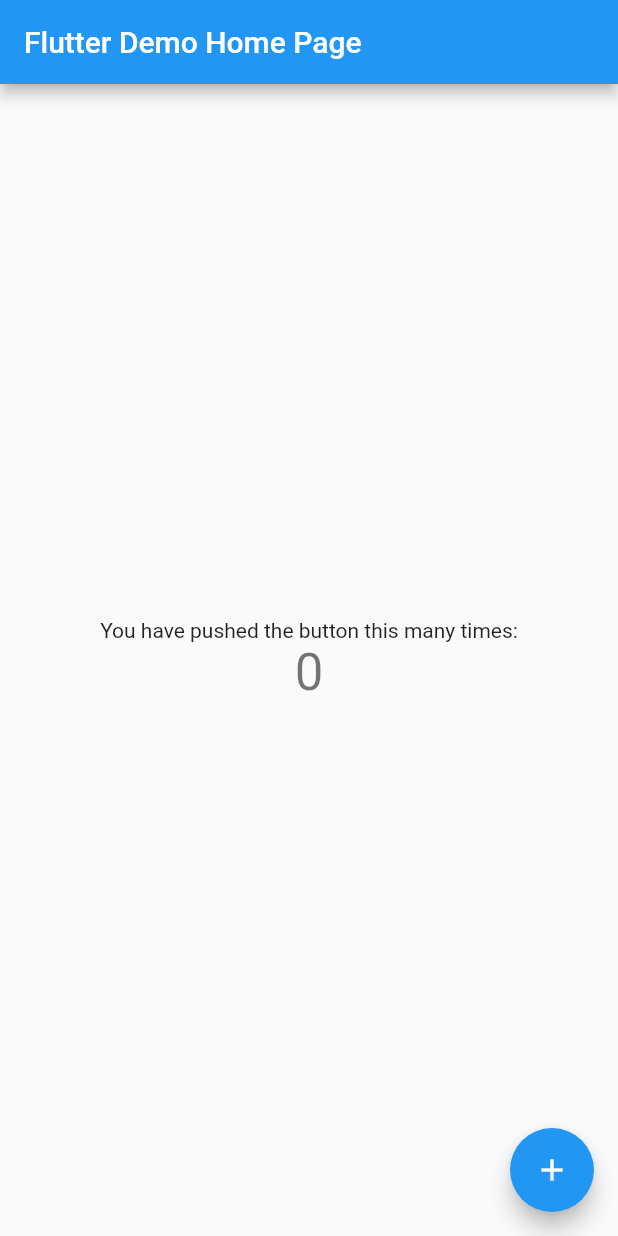
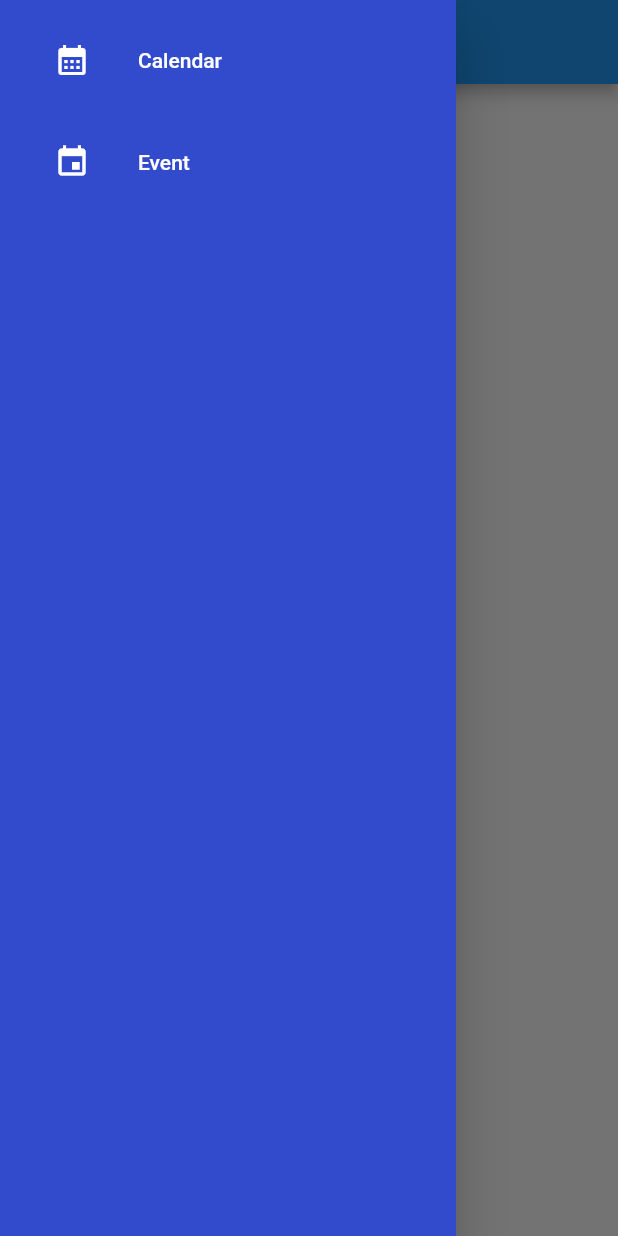
Before and after one commit to hsiaotingluv/demo_app, a Flutter app: the screen it shows after launch, with the side drawer open (before the commit the screen has no drawer), on a phone screen of 412 x 824 dp. Run offline on Flutter 3.47's test engine with Material 2 defaults, Android fonts, the phone set to English and light mode, and no system bars; our stand-ins replace syncfusion_flutter_calendar.

Commit message:
Add calendar and event

```diff
--- a/lib/main.dart
+++ b/lib/main.dart
@@ -1,4 +1,8 @@
+import 'package:demo_app/provider/event_provider.dart';
 import 'package:flutter/material.dart';
+import 'package:flutter/services.dart';
+import 'package:demo_app/widget/navigation_drawer_widget.dart';
+import 'package:provider/provider.dart';
 
 void main() {
   runApp(const MyApp());
@@ -9,37 +13,19 @@ class MyApp extends StatelessWidget {
 
   // This widget is the root of your application.
   @override
-  Widget build(BuildContext context) {
-    return MaterialApp(
-      title: 'Flutter Demo',
-      theme: ThemeData(
-        // This is the theme of your application.
-        //
-        // Try running your application with "flutter run". You'll see the
-        // application has a blue toolbar. Then, without quitting the app, try
-        // changing the primarySwatch below to Colors.green and then invoke
-        // "hot reload" (press "r" in the console where you ran "flutter run",
-        // or simply save your changes to "hot reload" in a Flutter IDE).
-        // Notice that the counter didn't reset back to zero; the application
-        // is not restarted.
-        primarySwatch: Colors.blue,
-      ),
-      home: const MyHomePage(title: 'Flutter Demo Home Page'),
-    );
-  }
+  Widget build(BuildContext context) => ChangeNotifierProvider(
+      create: (context) => EventProvider(),
+      child: MaterialApp(
+        title: 'Flutter Demo',
+        theme: ThemeData(
+          primarySwatch: Colors.blue,
+        ),
+        home: const MyHomePage(title: 'Flutter Demo Home Page'),
+      ));
 }
 
 class MyHomePage extends StatefulWidget {
   const MyHomePage({Key? key, required this.title}) : super(key: key);
-
-  // This widget is the home page of your application. It is stateful, meaning
-  // that it has a State object (defined below) that contains fields that affect
-  // how it looks.
-
-  // This class is the configuration for the state. It holds the values (in this
-  // case the title) provided by the parent (in this case the App widget) and
-  // used by the build method of the State. Fields in a Widget subclass are
-  // always marked "final".
 
   final String title;
 
@@ -48,68 +34,26 @@ class MyHomePage extends StatefulWidget {
 }
 
 class _MyHomePageState extends State<MyHomePage> {
-  int _counter = 0;
-
-  void _incrementCounter() {
-    setState(() {
-      // This call to setState tells the Flutter framework that something has
-      // changed in this State, which causes it to rerun the build method below
-      // so that the display can reflect the updated values. If we changed
-      // _counter without calling setState(), then the build method would not be
-      // called again, and so nothing would appear to happen.
-      _counter++;
-    });
-  }
-
   @override
   Widget build(BuildContext context) {
-    // This method is rerun every time setState is called, for instance as done
-    // by the _incrementCounter method above.
-    //
-    // The Flutter framework has been optimized to make rerunning build methods
-    // fast, so that you can just rebuild anything that needs updating rather
-    // than having to individually change instances of widgets.
     return Scaffold(
+      drawer: NavigationDrawerWidget(),
       appBar: AppBar(
-        // Here we take the value from the MyHomePage object that was created by
-        // the App.build method, and use it to set our appbar title.
         title: Text(widget.title),
       ),
       body: Center(
-        // Center is a layout widget. It takes a single child and positions it
-        // in the middle of the parent.
         child: Column(
-          // Column is also a layout widget. It takes a list of children and
-          // arranges them vertically. By default, it sizes itself to fit its
-          // children horizontally, and tries to be as tall as its parent.
-          //
-          // Invoke "debug painting" (press "p" in the console, choose the
-          // "Toggle Debug Paint" action from the Flutter Inspector in Android
-          // Studio, or the "Toggle Debug Paint" command in Visual Studio Code)
-          // to see the wireframe for each widget.
-          //
-          // Column has various properties to control how it sizes itself and
-          // how it positions its children. Here we use mainAxisAlignment to
-          // center the children vertically; the main axis here is the vertical
-          // axis because Columns are vertical (the cross axis would be
-          // horizontal).
           mainAxisAlignment: MainAxisAlignment.center,
           children: <Widget>[
             const Text(
-              'You have pushed the button this many times:',
+              'Welcome!',
             ),
-            Text(
-              '$_counter',
-              style: Theme.of(context).textTheme.headline4,
+            const Text(
+              'This is the home page',
             ),
           ],
         ),
       ),
-      floatingActionButton: FloatingActionButton(
-        onPressed: _incrementCounter,
-        tooltip: 'Increment',
-        child: const Icon(Icons.add),
-      ), // This trailing comma makes auto-formatting nicer for build methods.
     );
   }
 }
--- /dev/null
+++ b/lib/model/event.dart
@@ -0,0 +1,19 @@
+import 'package:flutter/material.dart';
+
+class Event {
+  final String title;
+  final String description;
+  final DateTime from;
+  final DateTime to;
+  final Color backgroundColor;
+  final bool isAllDay;
+
+  const Event({
+    required this.title,
+    required this.description,
+    required this.from,
+    required this.to,
+    this.backgroundColor = Colors.lightBlue,
+    this.isAllDay = false,
+  });
+}
--- /dev/null
+++ b/lib/provider/event_provider.dart
@@ -0,0 +1,23 @@
+import 'package:demo_app/model/event.dart';
+import 'package:demo_app/utils.dart';
+import 'package:flutter/cupertino.dart';
+
+class EventProvider extends ChangeNotifier {
+  final List<Event> _events = [];
+
+  List<Event> get events => _events;
+
+  DateTime _selectedDate = DateTime.now();
+
+  DateTime get selectedDate => _selectedDate;
+
+  void setDate(DateTime date) => _selectedDate = date;
+
+  List<Event> get eventsOfSelectedDate => _events;
+
+  void addEvent(Event event) {
+    _events.add(event);
+
+    notifyListeners();
+  }
+}
--- /dev/null
+++ b/lib/widget/calendar.dart
@@ -0,0 +1,15 @@
+import 'package:flutter/material.dart';
+import 'package:syncfusion_flutter_calendar/calendar.dart';
+
+class Calendar extends StatelessWidget {
+  const Calendar({Key? key}) : super(key: key);
+
+  @override
+  Widget build(BuildContext context) {
+    return SfCalendar(
+      view: CalendarView.month,
+      initialSelectedDate: DateTime.now(),
+      cellBorderColor: Colors.transparent,
+    );
+  }
+}
--- /dev/null
+++ b/lib/widget/navigation_drawer_widget.dart
@@ -0,0 +1,73 @@
+import 'package:flutter/material.dart';
+import 'package:demo_app/page/calendar_page.dart';
+import 'package:demo_app/page/event_page.dart';
+
+class NavigationDrawerWidget extends StatelessWidget {
+  final padding = EdgeInsets.symmetric(horizontal: 20);
+  @override
+  Widget build(BuildContext context) {
+    return Drawer(
+      child: Material(
+        color: Color.fromRGBO(50, 75, 205, 1),
+        child: ListView(
+          children: <Widget>[
+            Container(
+              padding: padding,
+              child: Column(
+                children: [
+                  const SizedBox(height: 12),
+                  buildMenuItem(
+                    text: 'Calendar',
+                    icon: Icons.calendar_month,
+                    onClicked: () => selectedItem(context, 0),
+                  ),
+                  const SizedBox(height: 12),
+                  buildMenuItem(
+                    text: 'Event',
+                    icon: Icons.event,
+                    onClicked: () => selectedItem(context, 1),
+                  ),
+                ],
+              ),
+            ),
+          ],
+        ),
+      ),
+    );
+  }
+
+  Widget buildMenuItem({
+    required String text,
+    required IconData icon,
+    VoidCallback? onClicked,
+  }) {
+    final color = Colors.white;
+    final hoverColor = Colors.white70;
+
+    return ListTile(
+      leading: Icon(icon, color: color),
+      title: Text(text, style: TextStyle(color: color)),
+      hoverColor: hoverColor,
+      onTap: onClicked,
+    );
+  }
+
+  void selectedItem(BuildContext context, int index) {
+    Navigator.of(context).pop();
+
+    switch (index) {
+      case 0:
+        Navigator.of(context).push(MaterialPageRoute(
+          builder: (context) => CalendarPage(),
+        ));
+        break;
+      case 1:
+        Navigator.of(context).push(MaterialPageRoute(
+          builder: (context) => EventPage(
+            selectedDay: DateTime.now(),
+          ),
+        ));
+        break;
+    }
+  }
+}
--- a/pubspec.yaml
+++ b/pubspec.yaml
@@ -27,6 +27,7 @@ environment:
 # the latest version available on pub.dev. To see which dependencies have newer
 # versions available, run `flutter pub outdated`.
 dependencies:
+  table_calendar: ^3.0.5
   flutter:
     sdk: flutter
 
@@ -34,6 +35,11 @@ dependencies:
   # The following adds the Cupertino Icons font to your application.
   # Use with the CupertinoIcons class for iOS style icons.
   cupertino_icons: ^1.0.2
+  #handle dates
+  intl: ^0.17.0
+  #state management
+  provider: ^5.0.0
+  syncfusion_flutter_calendar: ^20.1.52
 
 dev_dependencies:
   flutter_test:
```
Also changed, not shown: lib/model/event_data_source.dart (added, +26 -0 lines), lib/page/calendar_page.dart (added, +51 -0 lines), lib/page/event_page.dart (added, +248 -0 lines), lib/utils.dart (added, +25 -0 lines), lib/widget/tasks.dart (added, +78 -0 lines), pubspec.lock.
